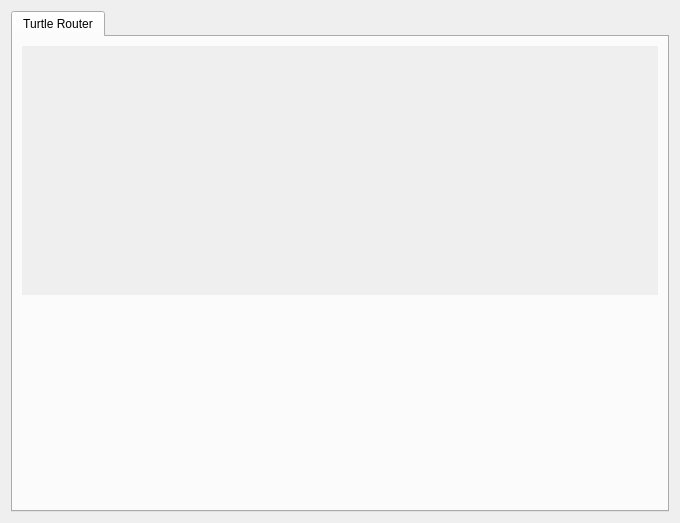
The window that retroshare-gui/src/gui/statistics/TurtleRouterStatistics.ui (RetroShare/RetroShare) describes before a commit, drawn with Qt 5.
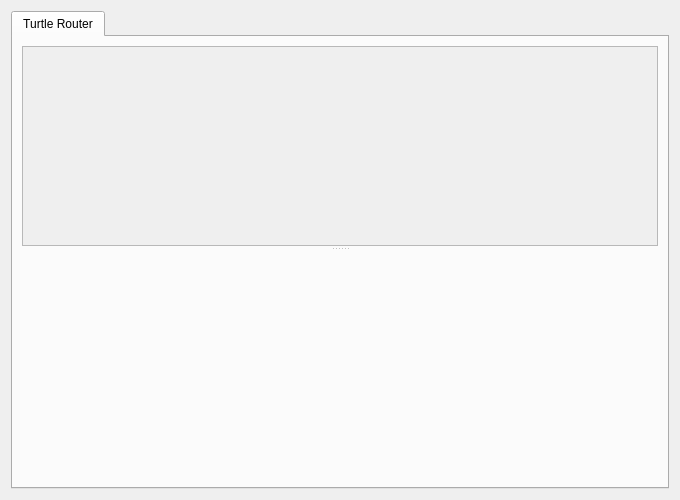
The same window after the commit. Custom widgets are drawn as their Qt base class.

What changed in the file:
```diff
--- a/retroshare-gui/src/gui/statistics/TurtleRouterStatistics.ui
+++ b/retroshare-gui/src/gui/statistics/TurtleRouterStatistics.ui
@@ -7,7 +7,7 @@
     <x>0</x>
     <y>0</y>
     <width>680</width>
-    <height>523</height>
+    <height>500</height>
    </rect>
   </property>
   <property name="windowTitle">
@@ -29,15 +29,15 @@
          <property name="orientation">
           <enum>Qt::Vertical</enum>
          </property>
+         <property name="handleWidth">
+          <number>5</number>
+         </property>
          <widget class="QScrollArea" name="_tunnel_statistics_F">
-          <property name="styleSheet">
-           <string notr="true"/>
-          </property>
-          <property name="frameShape">
-           <enum>QFrame::NoFrame</enum>
-          </property>
-          <property name="horizontalScrollBarPolicy">
-           <enum>Qt::ScrollBarAlwaysOff</enum>
+          <property name="minimumSize">
+           <size>
+            <width>0</width>
+            <height>200</height>
+           </size>
           </property>
           <property name="widgetResizable">
            <bool>true</bool>
@@ -47,18 +47,12 @@
             <rect>
              <x>0</x>
              <y>0</y>
-             <width>640</width>
-             <height>248</height>
+             <width>636</width>
+             <height>198</height>
             </rect>
            </property>
-           <property name="autoFillBackground">
-            <bool>true</bool>
-           </property>
           </widget>
          </widget>
-        </widget>
-       </item>
-       <item row="1" column="0">
         <widget class="TurtleGraph" name="frmGraph" native="true">
          <property name="minimumSize">
           <size>
@@ -69,6 +63,7 @@
          <property name="contextMenuPolicy">
           <enum>Qt::NoContextMenu</enum>
          </property>
+         </widget>
         </widget>
        </item>
       </layout>
```
Lines whose indentation alone changed are shown as unchanged.
